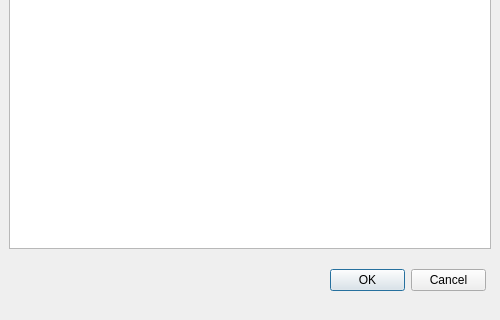
First picture: the form in source/plugin/t4/widget.ui, repository ww4u/mct-t4, before the edit; both pictures show x 0 to 500 and y 180 to 500 of the 500 by 500 pixel window.
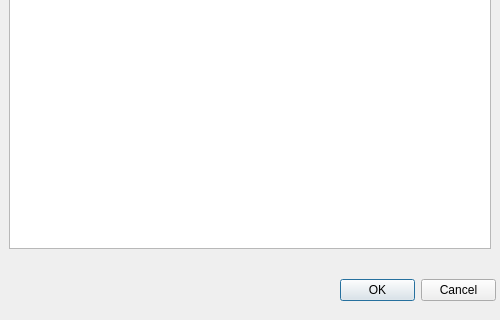
Second picture: the form after the edit.

Patch:
```diff
--- a/source/plugin/t4/widget.ui
+++ b/source/plugin/t4/widget.ui
@@ -50,8 +50,8 @@
   <widget class="QDialogButtonBox" name="buttonBox">
    <property name="geometry">
     <rect>
-     <x>330</x>
-     <y>440</y>
+     <x>340</x>
+     <y>450</y>
      <width>156</width>
      <height>41</height>
     </rect>
@@ -157,7 +157,7 @@
    <property name="geometry">
     <rect>
      <x>10</x>
-     <y>440</y>
+     <y>430</y>
      <width>161</width>
      <height>21</height>
     </rect>
```
